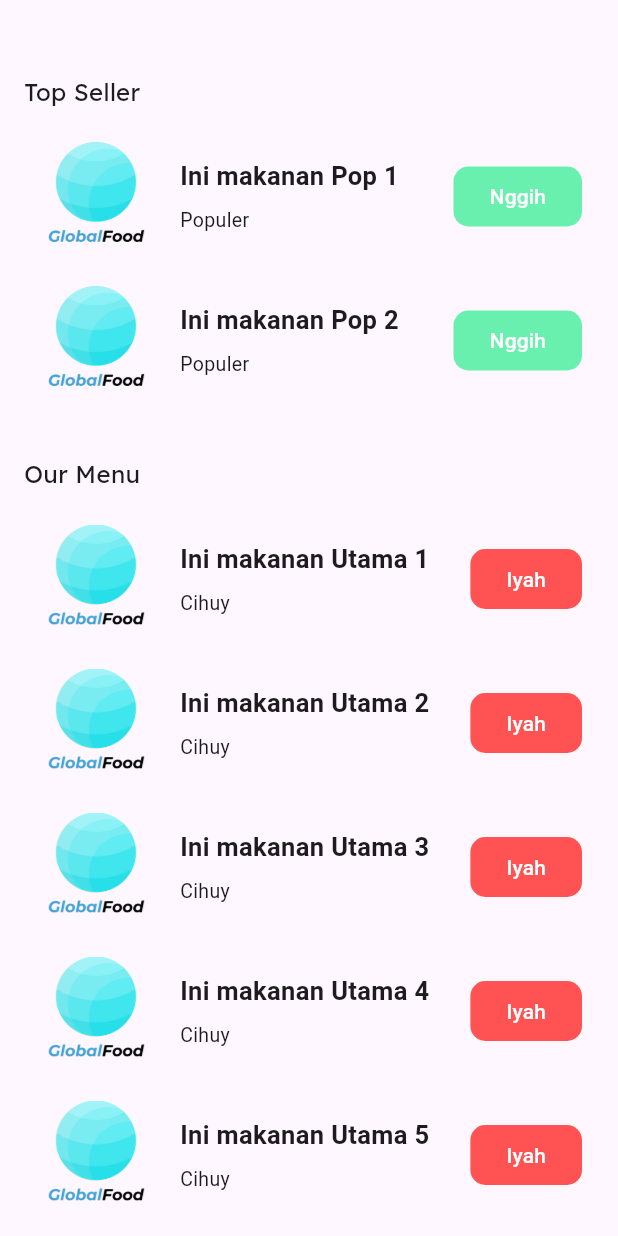
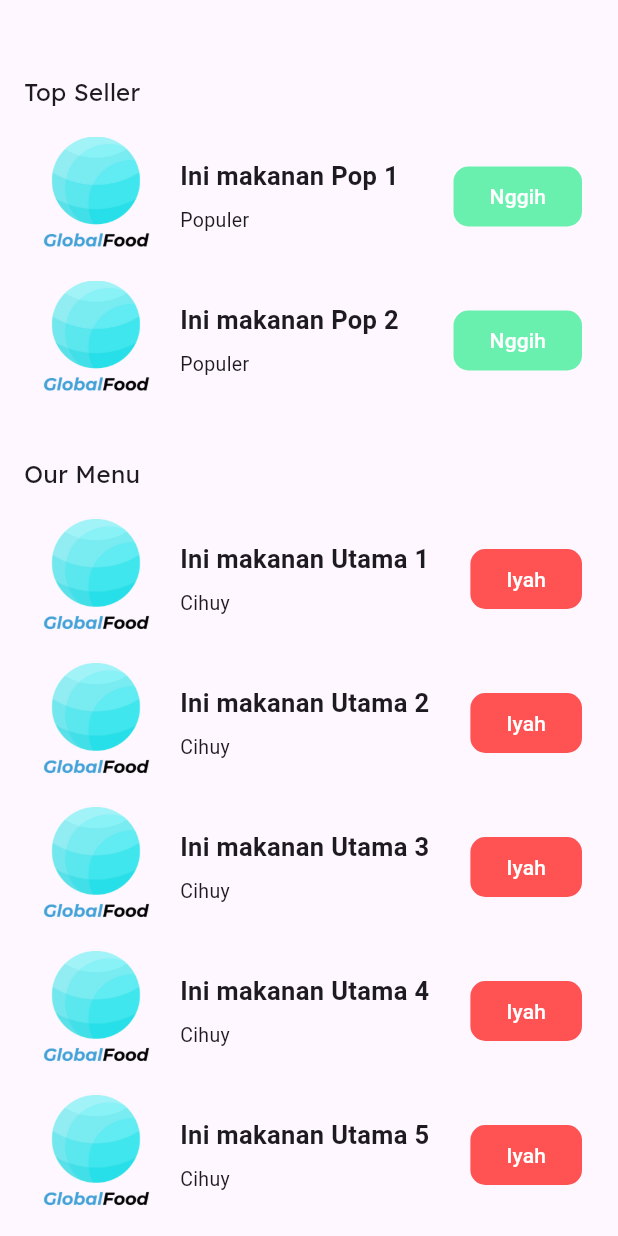
Before and after one commit to M2NVMe/globalfoodflutter, a Flutter app: the foodsFragment screen opened directly, on a phone screen of 412 x 824 dp. Run offline on Flutter 3.47's test engine with Material 3 defaults, Android fonts, the phone set to English and light mode, and no system bars; our stand-ins replace get.

Commit message:
[BBW] add/fix

```diff
--- a/lib/Reuses/foodlist.dart
+++ b/lib/Reuses/foodlist.dart
@@ -25,15 +25,24 @@
   Widget build(BuildContext context) {
     return Row(
       children: [
-        Image.asset(image, height: 80, width: 80,),
+        // Check if the image is a URL and load accordingly
+        image.startsWith('http')
+            ? Image.network(image, height: 80, width: 80, fit: BoxFit.cover)
+            : Image.asset(image, height: 80, width: 80, fit: BoxFit.cover),
         SizedBox(width: 16),
         Expanded(
           child: Column(
             crossAxisAlignment: CrossAxisAlignment.start,
             children: [
-              Text(title, style: TextStyle(fontSize:17, fontWeight: FontWeight.bold),),
+              Text(
+                title,
+                style: TextStyle(fontSize: 17, fontWeight: FontWeight.bold),
+              ),
               SizedBox(height: 8),
-              Text(description, style: TextStyle(fontSize:13, fontWeight: FontWeight.normal),),
+              Text(
+                description,
+                style: TextStyle(fontSize: 13, fontWeight: FontWeight.normal),
+              ),
             ],
           ),
         ),
--- a/lib/Reuses/foodlisticonbutton.dart
+++ b/lib/Reuses/foodlisticonbutton.dart
@@ -23,7 +23,9 @@
   Widget build(BuildContext context) {
     return Row(
       children: [
-        Image.asset(image, height: 80, width: 80,),
+        image.startsWith('http')
+            ? Image.network(image, height: 80, width: 80, fit: BoxFit.cover)
+            : Image.asset(image, height: 80, width: 80, fit: BoxFit.cover),
         SizedBox(width: 16),
         Expanded(
           child: Column(
--- a/lib/Reuses/foodlistnobutton.dart
+++ b/lib/Reuses/foodlistnobutton.dart
@@ -17,7 +17,9 @@
   Widget build(BuildContext context) {
     return Row(
       children: [
-        Image.asset(image, height: 80, width: 80,),
+        image.startsWith('http')
+            ? Image.network(image, height: 80, width: 80, fit: BoxFit.cover)
+            : Image.asset(image, height: 80, width: 80, fit: BoxFit.cover),
         SizedBox(width: 16),
         Expanded(
           child: Column(
```
